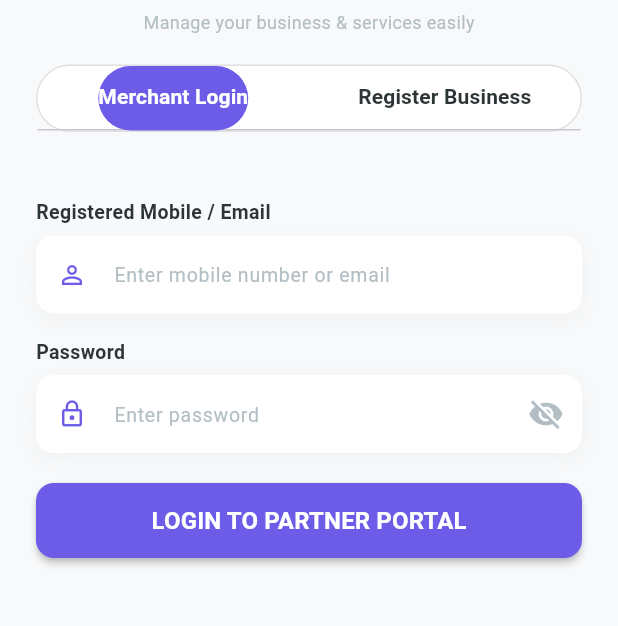
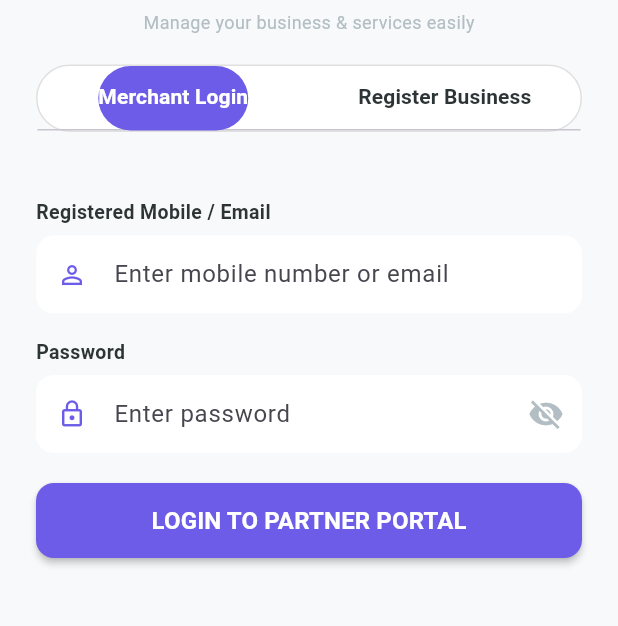
Before and after one commit to sisindri-admin/flash2mart-frontend, a Flutter app: the screen it shows after launch, on a phone screen of 412 x 824 dp, the part 96-722 px from its top. Run offline on Flutter 3.47's test engine with Material 3 defaults, Android fonts, the light colour scheme and no system bars.

Commit message:
Update custom_textfield.dart

```diff
--- a/lib/widgets/custom_textfield.dart
+++ b/lib/widgets/custom_textfield.dart
@@ -26,42 +26,22 @@ class CustomTextField extends StatelessWidget {
       children: [
         Text(
           label,
-          style: const TextStyle(
-            fontSize: 13,
-            fontWeight: FontWeight.bold,
-            color: AppColors.textDark,
-          ),
+          style: const TextStyle(fontSize: 13, fontWeight: FontWeight.bold, color: AppColors.textDark),
         ),
         const SizedBox(height: 6),
-        Container(
-          decoration: BoxDecoration(
-            color: Colors.white,
-            borderRadius: BorderRadius.circular(12),
-            boxShadow: [
-              BoxShadow(
-                color: Colors.black.withOpacity(0.03),
-                blurRadius: 10,
-                offset: const Offset(0, 4),
-              )
-            ],
-          ),
-          child: TextField(
+        TextField(
           obscureText: isPassword,
           keyboardType: keyboardType,
           decoration: InputDecoration(
+            hintText: hint,
             prefixIcon: Icon(icon, color: AppColors.primary, size: 20),
             suffixIcon: suffixIcon,
-              hintText: hint,
-              hintStyle: const TextStyle(color: AppColors.textGrey, fontSize: 13),
+            filled: true,
+            fillColor: Colors.white,
+            contentPadding: const EdgeInsets.symmetric(vertical: 14),
             border: OutlineInputBorder(
               borderRadius: BorderRadius.circular(12),
               borderSide: BorderSide.none,
-              ),
-              focusedBorder: OutlineInputBorder(
-                borderRadius: BorderRadius.circular(12),
-                borderSide: const BorderSide(color: AppColors.primary, width: 1.5),
-              ),
-              contentPadding: const EdgeInsets.symmetric(vertical: 14),
             ),
           ),
         ),
```
Lines whose indentation alone changed are shown as unchanged.
